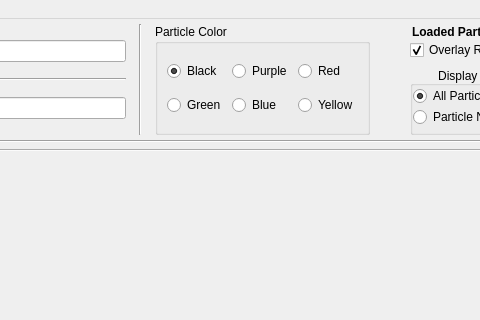
Before: the Qt Designer form Python/src/RodTracker/ui/mainwindow_layout.ui in ANP-Granular/ParticleTracking, drawn with Qt 5; both pictures show x 215 to 695 and y 0 to 320 of the 1204 by 532 pixel window.
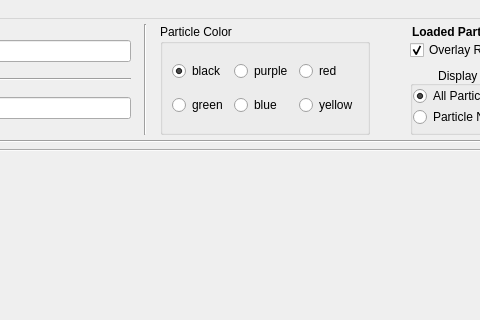
After: the same form once the commit is applied. Icons and pictures are not drawn. Custom widgets are drawn as their Qt base class.

What changed in the file:
```diff
--- a/Python/src/RodTracker/ui/mainwindow_layout.ui
+++ b/Python/src/RodTracker/ui/mainwindow_layout.ui
@@ -219,21 +219,21 @@
              <item row="0" column="3">
               <widget class="QRadioButton" name="rb_red">
                <property name="text">
-                <string>Red</string>
+                <string>red</string>
                </property>
               </widget>
              </item>
              <item row="0" column="2">
               <widget class="QRadioButton" name="rb_purple">
                <property name="text">
-                <string>Purple</string>
+                <string>purple</string>
                </property>
               </widget>
              </item>
              <item row="0" column="1">
               <widget class="QRadioButton" name="rb_black">
                <property name="text">
-                <string>Black</string>
+                <string>black</string>
                </property>
                <property name="checked">
                 <bool>true</bool>
@@ -243,21 +243,21 @@
              <item row="1" column="1">
               <widget class="QRadioButton" name="rb_green">
                <property name="text">
-                <string>Green</string>
+                <string>green</string>
                </property>
               </widget>
              </item>
              <item row="1" column="2">
               <widget class="QRadioButton" name="rb_blue">
                <property name="text">
-                <string>Blue</string>
+                <string>blue</string>
                </property>
               </widget>
              </item>
              <item row="1" column="3">
               <widget class="QRadioButton" name="rb_yellow">
                <property name="text">
-                <string>Yellow</string>
+                <string>yellow</string>
                </property>
               </widget>
              </item>
```
Left out of the diff: 2 changed lines with no effect on the pictures.
